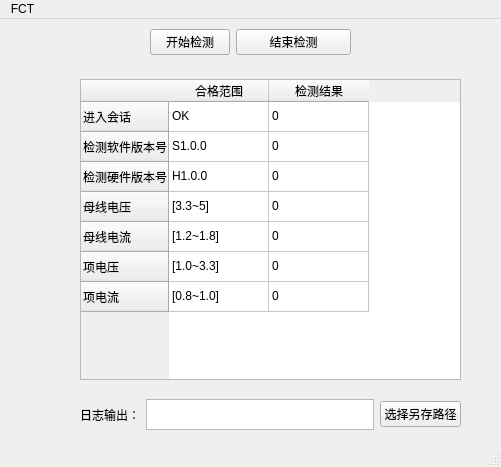
The window that FCT/mainwindow.ui (Aichango/Geogebramini) describes before a commit, drawn with Qt 5.
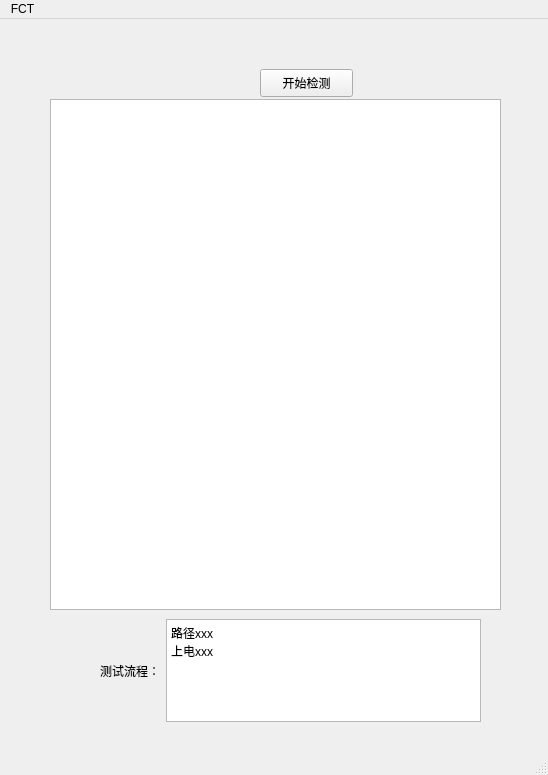
The same window after the commit.

What changed in the file:
```diff
--- a/FCT/mainwindow.ui
+++ b/FCT/mainwindow.ui
@@ -6,8 +6,8 @@
    <rect>
     <x>0</x>
     <y>0</y>
-    <width>501</width>
-    <height>467</height>
+    <width>548</width>
+    <height>775</height>
    </rect>
   </property>
   <property name="windowTitle">
@@ -17,188 +17,72 @@
    <widget class="QWidget" name="gridLayoutWidget">
     <property name="geometry">
      <rect>
-      <x>80</x>
-      <y>380</y>
+      <x>100</x>
+      <y>600</y>
       <width>381</width>
-      <height>31</height>
+      <height>103</height>
      </rect>
     </property>
     <layout class="QGridLayout" name="gridLayout">
+     <item row="0" column="1">
+      <widget class="QTextBrowser" name="textBrowser">
+       <property name="html">
+        <string>&lt;!DOCTYPE HTML PUBLIC &quot;-//W3C//DTD HTML 4.0//EN&quot; &quot;http://www.w3.org/TR/REC-html40/strict.dtd&quot;&gt;
+&lt;html&gt;&lt;head&gt;&lt;meta name=&quot;qrichtext&quot; content=&quot;1&quot; /&gt;&lt;meta charset=&quot;utf-8&quot; /&gt;&lt;style type=&quot;text/css&quot;&gt;
+p, li { white-space: pre-wrap; }
+hr { height: 1px; border-width: 0; }
+li.unchecked::marker { content: &quot;\2610&quot;; }
+li.checked::marker { content: &quot;\2612&quot;; }
+&lt;/style&gt;&lt;/head&gt;&lt;body style=&quot; font-family:'Microsoft YaHei UI'; font-size:9pt; font-weight:400; font-style:normal;&quot;&gt;
+&lt;p style=&quot; margin-top:0px; margin-bottom:0px; margin-left:0px; margin-right:0px; -qt-block-indent:0; text-indent:0px;&quot;&gt;路径xxx&lt;/p&gt;
+&lt;p style=&quot; margin-top:0px; margin-bottom:0px; margin-left:0px; margin-right:0px; -qt-block-indent:0; text-indent:0px;&quot;&gt;上电xxx&lt;/p&gt;&lt;/body&gt;&lt;/html&gt;</string>
+       </property>
+      </widget>
+     </item>
      <item row="0" column="0">
       <widget class="QLabel" name="Loglabel">
        <property name="text">
-        <string>日志输出：</string>
+        <string>测试流程：</string>
        </property>
       </widget>
      </item>
-     <item row="0" column="2">
-      <widget class="QPushButton" name="BrowerspushButton">
-       <property name="text">
-        <string>选择另存路径</string>
+     <item row="1" column="1">
+      <spacer name="verticalSpacer_2">
+       <property name="orientation">
+        <enum>Qt::Vertical</enum>
        </property>
-      </widget>
+       <property name="sizeHint" stdset="0">
+        <size>
+         <width>20</width>
+         <height>40</height>
+        </size>
+       </property>
+      </spacer>
      </item>
-     <item row="0" column="1">
-      <widget class="QTextBrowser" name="textBrowser"/>
-     </item>
     </layout>
    </widget>
-   <widget class="QWidget" name="formLayoutWidget">
+   <widget class="QTableWidget" name="tableWidget">
     <property name="geometry">
      <rect>
-      <x>150</x>
-      <y>10</y>
-      <width>201</width>
-      <height>31</height>
+      <x>50</x>
+      <y>80</y>
+      <width>451</width>
+      <height>511</height>
      </rect>
     </property>
-    <layout class="QFormLayout" name="formLayout">
-     <item row="0" column="0">
-      <widget class="QPushButton" name="BeginpushButton">
-       <property name="text">
-        <string>开始检测</string>
-       </property>
-      </widget>
-     </item>
-     <item row="0" column="1">
-      <widget class="QPushButton" name="FinishpushButton">
-       <property name="text">
-        <string>结束检测</string>
-       </property>
-      </widget>
-     </item>
-    </layout>
    </widget>
-   <widget class="QTableWidget" name="DatatableWidget">
+   <widget class="QPushButton" name="BeginpushButton">
     <property name="geometry">
      <rect>
-      <x>80</x>
-      <y>60</y>
-      <width>381</width>
-      <height>301</height>
+      <x>260</x>
+      <y>50</y>
+      <width>93</width>
+      <height>28</height>
      </rect>
     </property>
-    <property name="textElideMode">
-     <enum>Qt::ElideMiddle</enum>
+    <property name="text">
+     <string>开始检测</string>
     </property>
-    <property name="verticalScrollMode">
-     <enum>QAbstractItemView::ScrollPerItem</enum>
-    </property>
-    <row>
-     <property name="text">
-      <string>进入会话</string>
-     </property>
-    </row>
-    <row>
-     <property name="text">
-      <string>检测软件版本号</string>
-     </property>
-    </row>
-    <row>
-     <property name="text">
-      <string>检测硬件版本号</string>
-     </property>
-    </row>
-    <row>
-     <property name="text">
-      <string>母线电压</string>
-     </property>
-    </row>
-    <row>
-     <property name="text">
-      <string>母线电流</string>
-     </property>
-    </row>
-    <row>
-     <property name="text">
-      <string>项电压</string>
-     </property>
-    </row>
-    <row>
-     <property name="text">
-      <string>项电流</string>
-     </property>
-    </row>
-    <column>
-     <property name="text">
-      <string>合格范围</string>
-     </property>
-    </column>
-    <column>
-     <property name="text">
-      <string>检测结果</string>
-     </property>
-    </column>
-    <item row="0" column="0">
-     <property name="text">
-      <string>OK</string>
-     </property>
-    </item>
-    <item row="0" column="1">
-     <property name="text">
-      <string>0</string>
-     </property>
-    </item>
-    <item row="1" column="0">
-     <property name="text">
-      <string>S1.0.0</string>
-     </property>
-    </item>
-    <item row="1" column="1">
-     <property name="text">
-      <string>0</string>
-     </property>
-    </item>
-    <item row="2" column="0">
-     <property name="text">
-      <string>H1.0.0</string>
-     </property>
-    </item>
-    <item row="2" column="1">
-     <property name="text">
-      <string>0</string>
-     </property>
-    </item>
-    <item row="3" column="0">
-     <property name="text">
-      <string>[3.3~5]</string>
-     </property>
-    </item>
-    <item row="3" column="1">
-     <property name="text">
-      <string>0</string>
-     </property>
-    </item>
-    <item row="4" column="0">
-     <property name="text">
-      <string>[1.2~1.8]</string>
-     </property>
-    </item>
-    <item row="4" column="1">
-     <property name="text">
-      <string>0</string>
-     </property>
-    </item>
-    <item row="5" column="0">
-     <property name="text">
-      <string>[1.0~3.3]</string>
-     </property>
-    </item>
-    <item row="5" column="1">
-     <property name="text">
-      <string>0</string>
-     </property>
-    </item>
-    <item row="6" column="0">
-     <property name="text">
-      <string>[0.8~1.0]</string>
-     </property>
-    </item>
-    <item row="6" column="1">
-     <property name="text">
-      <string>0</string>
-     </property>
-    </item>
    </widget>
   </widget>
   <widget class="QMenuBar" name="menubar">
@@ -206,7 +90,7 @@
     <rect>
      <x>0</x>
      <y>0</y>
-     <width>501</width>
+     <width>548</width>
      <height>25</height>
     </rect>
    </property>
```
